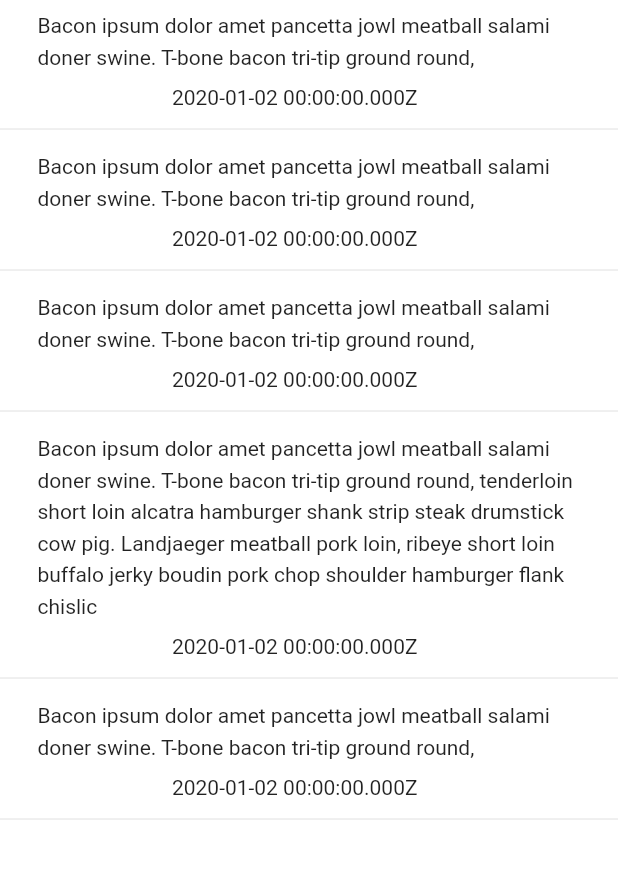
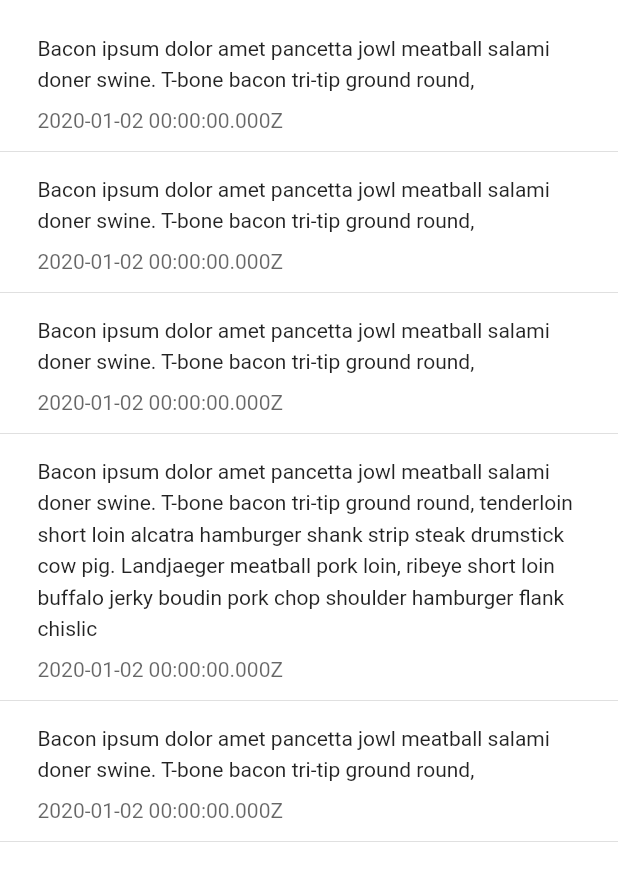
Before and after one commit to jbacher/bigfootelectro-app, a Flutter app: the NotificationScreen widget shown alone on an empty page, opened directly, on a phone screen of 412 x 824 dp. Shown: the top 881 px of the screen. Run offline on Flutter 3.47's test engine with Material 2 defaults, Android fonts, the light colour scheme and no system bars; our stand-ins replace photo_view, sticky_headers.

Commit message:
big anncouncement progress

```diff
--- a/lib/screens/notifications/notification_screen.dart
+++ b/lib/screens/notifications/notification_screen.dart
@@ -12,16 +12,42 @@ class NotificationScreen extends StatefulWidget {
 
 class _NotificationState extends State<NotificationScreen> {
 
+  int _currentlySelected = -1;
+
+  void updateSelected(int selected) {
+    setState(() {
+      _currentlySelected = selected;
+    });
+  }
+
   @override
   Widget build(BuildContext context) {
     return Container(
       decoration: BoxDecoration(
         color: Colors.white
       ),
+      padding: EdgeInsets.fromLTRB(0, 15, 0, 0),
       child: ListView.builder(
         itemCount: notifications.length,
         itemBuilder: (context, index) {
-          return Column(
+          return GestureDetector(
+            onTap: () {
+
+            },
+            onTapDown: (details) { //change the color to gray
+              updateSelected(index);
+            },
+            onVerticalDragStart: (details) {
+             updateSelected(-1);
+            },
+            onTapUp: (details) {
+             updateSelected(-1);
+            },
+            child: Container(
+              decoration: new BoxDecoration (
+                color: index == _currentlySelected ? Colors.grey : Colors.white,
+             ),
+             child: Column(
               children: <Widget>[
                 Padding(
                  padding: EdgeInsets.fromLTRB(25, 5, 25, 5),
@@ -31,12 +57,20 @@ class _NotificationState extends State<NotificationScreen> {
                    )
                  ),
                 ),
-               Padding(
-                 padding: EdgeInsets.fromLTRB(1,5,20,5),
-                 child: Text(notifications[index].timeSent.toString()),
+                Container(
+                  padding: EdgeInsets.fromLTRB(25,5,20,5),
+                  alignment: Alignment.centerLeft,
+                  child: Text(notifications[index].timeSent.toString(),
+                  textAlign: TextAlign.left,
+                   style: TextStyle(
+                     color: Colors.black.withOpacity(0.6)
+                   ),
+                  ),
                 ),
                 Divider(),
               ]
+             ),
+            ),
           );
         },
       ),
```
Lines whose indentation alone changed are shown as unchanged.
